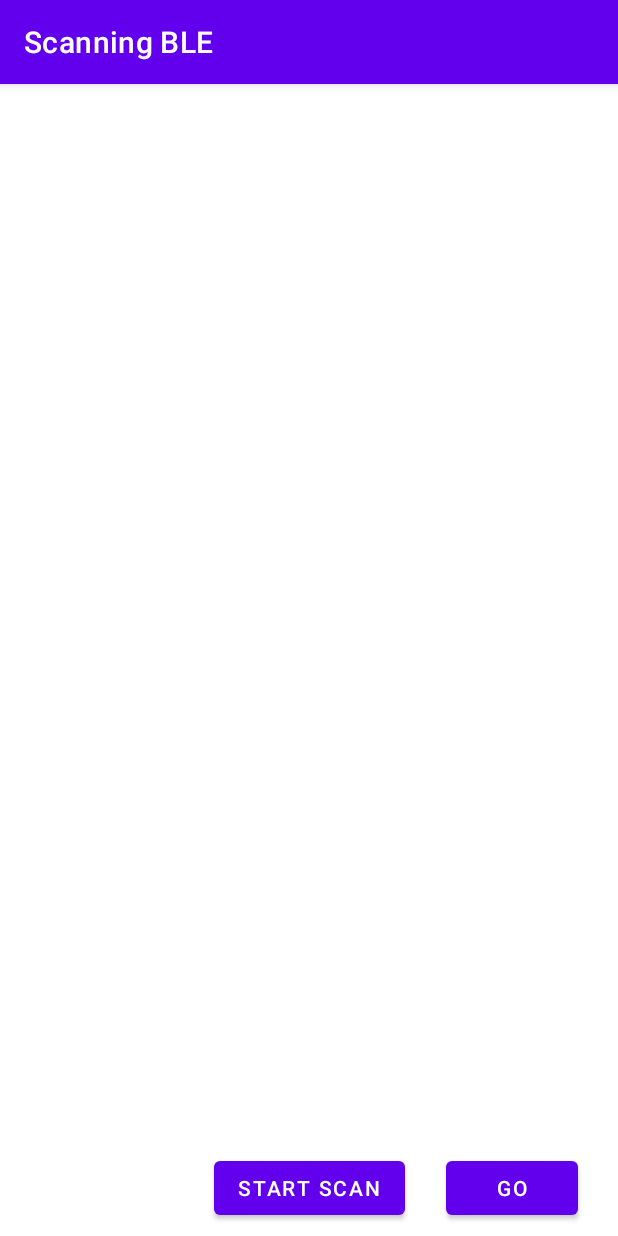
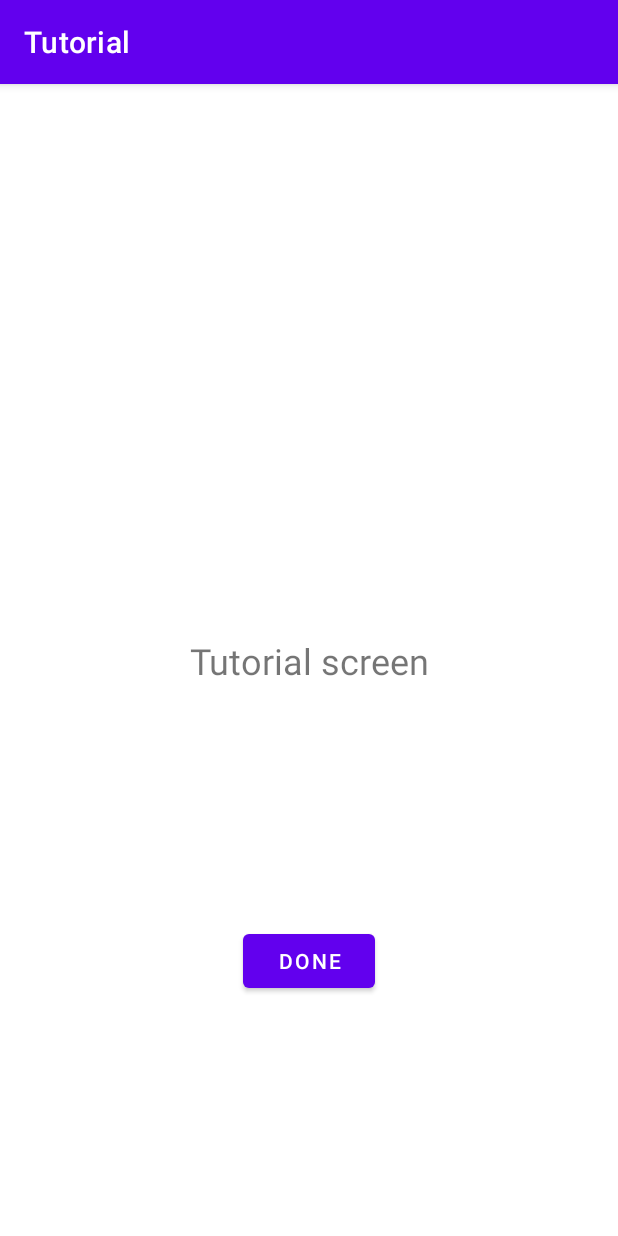
Before and after one commit to lukawitek000/wearables-mobile-app, an Android app: the screen it shows after launch (MainActivity), on a phone screen of 412 x 824 dp. Run offline under Robolectric (Android 15) with nearby library versions, the phone set to English and light mode, and no system bars; our stand-ins replace navigation-ui.

Commit message:
create splash, tutorial, matches fragments and implement navigation between them:

```diff
--- a/app/src/main/java/com/erasmus/upv/eps/wearables/MainActivity.kt
+++ b/app/src/main/java/com/erasmus/upv/eps/wearables/MainActivity.kt
@@ -7,6 +7,7 @@ import android.view.MenuItem
 import androidx.appcompat.app.AppCompatDelegate
 import androidx.navigation.NavController
 import androidx.navigation.fragment.NavHostFragment
+import androidx.navigation.ui.AppBarConfiguration
 import androidx.navigation.ui.setupActionBarWithNavController
 
 class MainActivity : AppCompatActivity() {
@@ -16,10 +17,34 @@ class MainActivity : AppCompatActivity() {
     override fun onCreate(savedInstanceState: Bundle?) {
         super.onCreate(savedInstanceState)
         setContentView(R.layout.activity_main)
-        val navHostFragment = supportFragmentManager.findFragmentById(R.id.nav_container) as NavHostFragment
+        setUpNavController()
+        setUpActionBar()
+        AppCompatDelegate.setDefaultNightMode(AppCompatDelegate.MODE_NIGHT_NO)
+    }
+
+    private fun setUpActionBar() {
+        val appBarConfiguration = AppBarConfiguration
+            .Builder(R.id.splashScreenFragment, R.id.tutorialFragment, R.id.matchesFragment)
+            .build()
+        setupActionBarWithNavController(navController, appBarConfiguration)
+        controlActionBarVisibility()
+    }
+
+    private fun setUpNavController() {
+        val navHostFragment =
+            supportFragmentManager.findFragmentById(R.id.nav_container) as NavHostFragment
         navController = navHostFragment.navController
-        setupActionBarWithNavController(navController)
-        AppCompatDelegate.setDefaultNightMode(AppCompatDelegate.MODE_NIGHT_NO)
+    }
+
+    private fun controlActionBarVisibility() {
+        navController.addOnDestinationChangedListener { _, destination, _ ->
+            when (destination.id) {
+                R.id.splashScreenFragment -> {
+                    supportActionBar?.hide()
+                }
+                else -> supportActionBar?.show()
+            }
+        }
     }
 
 
--- /dev/null
+++ b/app/src/main/java/com/erasmus/upv/eps/wearables/ui/fragments/MatchesFragment.kt
@@ -0,0 +1,21 @@
+package com.erasmus.upv.eps.wearables.ui.fragments
+
+import android.os.Bundle
+import androidx.fragment.app.Fragment
+import android.view.LayoutInflater
+import android.view.View
+import android.view.ViewGroup
+import com.erasmus.upv.eps.wearables.R
+
+class MatchesFragment : Fragment() {
+
+
+    override fun onCreateView(
+        inflater: LayoutInflater, container: ViewGroup?,
+        savedInstanceState: Bundle?
+    ): View? {
+        // Inflate the layout for this fragment
+        return inflater.inflate(R.layout.matches_fragment, container, false)
+    }
+
+}
--- /dev/null
+++ b/app/src/main/java/com/erasmus/upv/eps/wearables/ui/fragments/SplashScreenFragment.kt
@@ -0,0 +1,48 @@
+package com.erasmus.upv.eps.wearables.ui.fragments
+
+import android.os.Bundle
+import android.os.Handler
+import android.os.Looper
+import androidx.fragment.app.Fragment
+import android.view.LayoutInflater
+import android.view.View
+import android.view.ViewGroup
+import androidx.navigation.Navigation
+import androidx.navigation.findNavController
+import androidx.navigation.fragment.findNavController
+import com.erasmus.upv.eps.wearables.MainActivity
+import com.erasmus.upv.eps.wearables.R
+
+class SplashScreenFragment : Fragment() {
+
+
+    private val SPLASH_SCREEN_DELAY = 500L
+    private val isFirstLaunchOfApp = true
+
+    override fun onCreateView(
+        inflater: LayoutInflater, container: ViewGroup?,
+        savedInstanceState: Bundle?
+    ): View? {
+
+        val view = inflater.inflate(R.layout.splash_screen_fragment, container, false)
+
+        navigateAfterTimeout()
+
+        return view
+    }
+
+    private fun navigateAfterTimeout() {
+        Handler(Looper.getMainLooper()).postDelayed(
+            {
+                if(isFirstLaunchOfApp) {
+                    activity?.findNavController(R.id.nav_container)
+                        ?.navigate(R.id.action_splashScreenFragment_to_tutorialFragment)
+                }else {
+                    activity?.findNavController(R.id.nav_container)
+                        ?.navigate(R.id.action_splashScreenFragment_to_matchesFragment)
+                }
+            }, SPLASH_SCREEN_DELAY
+        )
+    }
+
+}
--- /dev/null
+++ b/app/src/main/java/com/erasmus/upv/eps/wearables/ui/fragments/TutorialFragment.kt
@@ -0,0 +1,27 @@
+package com.erasmus.upv.eps.wearables.ui.fragments
+
+import android.os.Bundle
+import androidx.fragment.app.Fragment
+import android.view.LayoutInflater
+import android.view.View
+import android.view.ViewGroup
+import android.widget.Button
+import androidx.navigation.fragment.findNavController
+import com.erasmus.upv.eps.wearables.R
+
+
+class TutorialFragment : Fragment() {
+
+    override fun onCreateView(
+        inflater: LayoutInflater, container: ViewGroup?,
+        savedInstanceState: Bundle?
+    ): View? {
+        val view = inflater.inflate(R.layout.tutorial_fragment, container, false)
+        view.findViewById<Button>(R.id.button).setOnClickListener {
+            findNavController().navigate(R.id.action_tutorialFragment_to_matchesFragment)
+        }
+        return view
+    }
+
+
+}
--- /dev/null
+++ b/app/src/main/res/layout/matches_fragment.xml
@@ -0,0 +1,19 @@
+<?xml version="1.0" encoding="utf-8"?>
+<androidx.constraintlayout.widget.ConstraintLayout xmlns:android="http://schemas.android.com/apk/res/android"
+    xmlns:app="http://schemas.android.com/apk/res-auto"
+    xmlns:tools="http://schemas.android.com/tools"
+    android:layout_width="match_parent"
+    android:layout_height="match_parent"
+    tools:context=".ui.fragments.MatchesFragment">
+
+    <TextView
+        android:layout_width="wrap_content"
+        android:layout_height="wrap_content"
+        android:text="Matches fragment"
+        android:textSize="24sp"
+        app:layout_constraintBottom_toBottomOf="parent"
+        app:layout_constraintEnd_toEndOf="parent"
+        app:layout_constraintStart_toStartOf="parent"
+        app:layout_constraintTop_toTopOf="parent" />
+
+</androidx.constraintlayout.widget.ConstraintLayout>
--- /dev/null
+++ b/app/src/main/res/layout/splash_screen_fragment.xml
@@ -0,0 +1,21 @@
+<?xml version="1.0" encoding="utf-8"?>
+<androidx.constraintlayout.widget.ConstraintLayout xmlns:android="http://schemas.android.com/apk/res/android"
+    xmlns:app="http://schemas.android.com/apk/res-auto"
+    xmlns:tools="http://schemas.android.com/tools"
+    android:layout_width="match_parent"
+    android:layout_height="match_parent"
+    tools:context=".ui.fragments.SplashScreenFragment">
+
+
+    <TextView
+        android:layout_width="wrap_content"
+        android:layout_height="wrap_content"
+        android:text="Splash Screen"
+        android:textSize="24sp"
+        app:layout_constraintBottom_toBottomOf="parent"
+        app:layout_constraintEnd_toEndOf="parent"
+        app:layout_constraintStart_toStartOf="parent"
+        app:layout_constraintTop_toTopOf="parent" />
+
+
+</androidx.constraintlayout.widget.ConstraintLayout>
--- /dev/null
+++ b/app/src/main/res/layout/tutorial_fragment.xml
@@ -0,0 +1,31 @@
+<?xml version="1.0" encoding="utf-8"?>
+<androidx.constraintlayout.widget.ConstraintLayout xmlns:android="http://schemas.android.com/apk/res/android"
+    xmlns:app="http://schemas.android.com/apk/res-auto"
+    xmlns:tools="http://schemas.android.com/tools"
+    android:layout_width="match_parent"
+    android:layout_height="match_parent"
+    tools:context=".ui.fragments.TutorialFragment">
+
+
+    <TextView
+        android:id="@+id/textView"
+        android:layout_width="wrap_content"
+        android:layout_height="wrap_content"
+        android:text="Tutorial screen"
+        android:textSize="24sp"
+        app:layout_constraintBottom_toBottomOf="parent"
+        app:layout_constraintEnd_toEndOf="parent"
+        app:layout_constraintStart_toStartOf="parent"
+        app:layout_constraintTop_toTopOf="parent" />
+
+    <Button
+        android:id="@+id/button"
+        android:layout_width="wrap_content"
+        android:layout_height="wrap_content"
+        android:text="Done"
+        app:layout_constraintBottom_toBottomOf="parent"
+        app:layout_constraintEnd_toEndOf="parent"
+        app:layout_constraintStart_toStartOf="parent"
+        app:layout_constraintTop_toBottomOf="@+id/textView" />
+
+</androidx.constraintlayout.widget.ConstraintLayout>
--- a/app/src/main/res/navigation/nav_graph.xml
+++ b/app/src/main/res/navigation/nav_graph.xml
@@ -3,7 +3,7 @@
     xmlns:app="http://schemas.android.com/apk/res-auto"
     xmlns:tools="http://schemas.android.com/tools"
     android:id="@+id/nav_graph"
-    app:startDestination="@id/scanningBluetoothFragment">
+    app:startDestination="@id/splashScreenFragment">
 
     <fragment
         android:id="@+id/scanningBluetoothFragment"
@@ -18,4 +18,39 @@
         android:name="com.erasmus.upv.eps.wearables.ui.fragments.ResponseDataListFragment"
         android:label="Received Data"
         tools:layout="@layout/response_data_list_fragment" />
+    <fragment
+        android:id="@+id/splashScreenFragment"
+        android:name="com.erasmus.upv.eps.wearables.ui.fragments.SplashScreenFragment"
+        android:label="splash_screen_fragment"
+        tools:layout="@layout/splash_screen_fragment" >
+        <action
+            android:id="@+id/action_splashScreenFragment_to_tutorialFragment"
+            app:destination="@id/tutorialFragment"
+            app:launchSingleTop="true"
+            app:popUpTo="@id/nav_graph"
+            app:popUpToInclusive="true" />
+        <action
+            android:id="@+id/action_splashScreenFragment_to_matchesFragment"
+            app:destination="@id/matchesFragment"
+            app:launchSingleTop="true"
+            app:popUpTo="@id/nav_graph"
+            app:popUpToInclusive="true" />
+    </fragment>
+    <fragment
+        android:id="@+id/matchesFragment"
+        android:name="com.erasmus.upv.eps.wearables.ui.fragments.MatchesFragment"
+        android:label="Matches"
+        tools:layout="@layout/matches_fragment" />
+    <fragment
+        android:id="@+id/tutorialFragment"
+        android:name="com.erasmus.upv.eps.wearables.ui.fragments.TutorialFragment"
+        android:label="Tutorial"
+        tools:layout="@layout/tutorial_fragment" >
+        <action
+            android:id="@+id/action_tutorialFragment_to_matchesFragment"
+            app:destination="@id/matchesFragment"
+            app:launchSingleTop="true"
+            app:popUpTo="@id/nav_graph"
+            app:popUpToInclusive="true" />
+    </fragment>
 </navigation>
```
